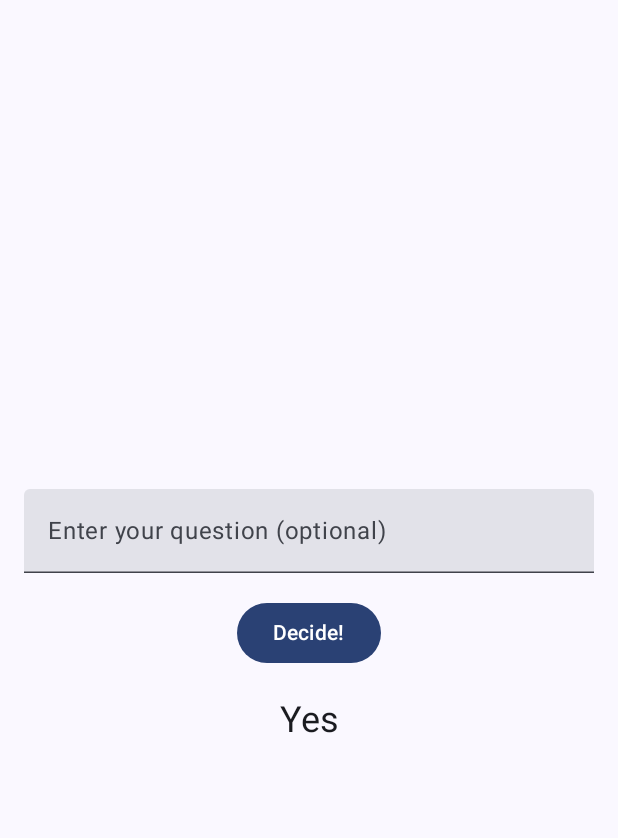
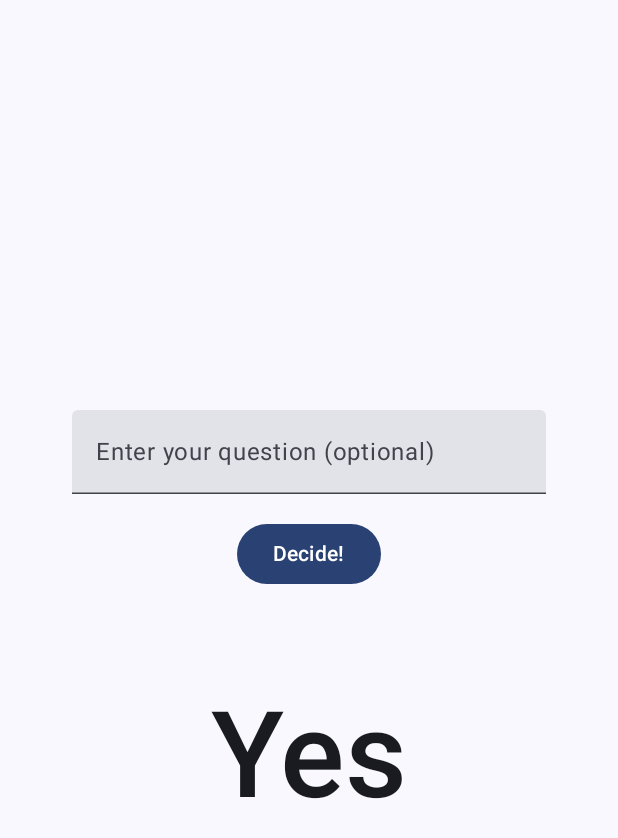
Before and after one commit to MadHamster21/yes-no-randomizer, an Android app built with Jetpack Compose: the screen it shows after launch (MainActivity), after a tap on "Decide!", on a phone screen of 412 x 824 dp. Shown: the top 838 px of the screen. Run offline under Robolectric (Android 15) with nearby library versions, the phone set to English and light mode, and no system bars.

Commit message:
Clear focus on click to close the virtual keyboard, increased the answer font.

```diff
--- a/app/src/main/java/com/sblashkov/yesnorandomizer/MainActivity.kt
+++ b/app/src/main/java/com/sblashkov/yesnorandomizer/MainActivity.kt
@@ -23,6 +23,7 @@ import androidx.compose.runtime.remember
 import androidx.compose.runtime.setValue
 import androidx.compose.ui.Alignment
 import androidx.compose.ui.Modifier
+import androidx.compose.ui.platform.LocalFocusManager
 import androidx.compose.ui.tooling.preview.Preview
 import androidx.compose.ui.unit.dp
 import androidx.compose.ui.unit.sp
@@ -49,12 +50,13 @@ class MainActivity : ComponentActivity() {
 @Composable
 fun YesNoScreen() {
     var question by remember { mutableStateOf("") }
-    var answer by remember { mutableStateOf("") }
+    var answer by remember { mutableStateOf("...") }
+    val focusManager = LocalFocusManager.current
 
     Column(
         modifier = Modifier
             .fillMaxSize()
-            .padding(16.dp),
+            .padding(48.dp),
         horizontalAlignment = Alignment.CenterHorizontally,
         verticalArrangement = Arrangement.Center
     ) {
@@ -69,16 +71,17 @@ fun YesNoScreen() {
 
         Button(onClick = {
             answer = if (Random.nextBoolean()) "Yes" else "No"
+            focusManager.clearFocus()
         }) {
             Text("Decide!")
         }
 
-        Spacer(modifier = Modifier.height(16.dp))
+        Spacer(modifier = Modifier.height(64.dp))
 
         Text(
             text = answer,
-            fontSize = 24.sp,
-            style = MaterialTheme.typography.headlineMedium
+            fontSize = 80.sp,
+            style = MaterialTheme.typography.titleMedium
         )
     }
 }
```
